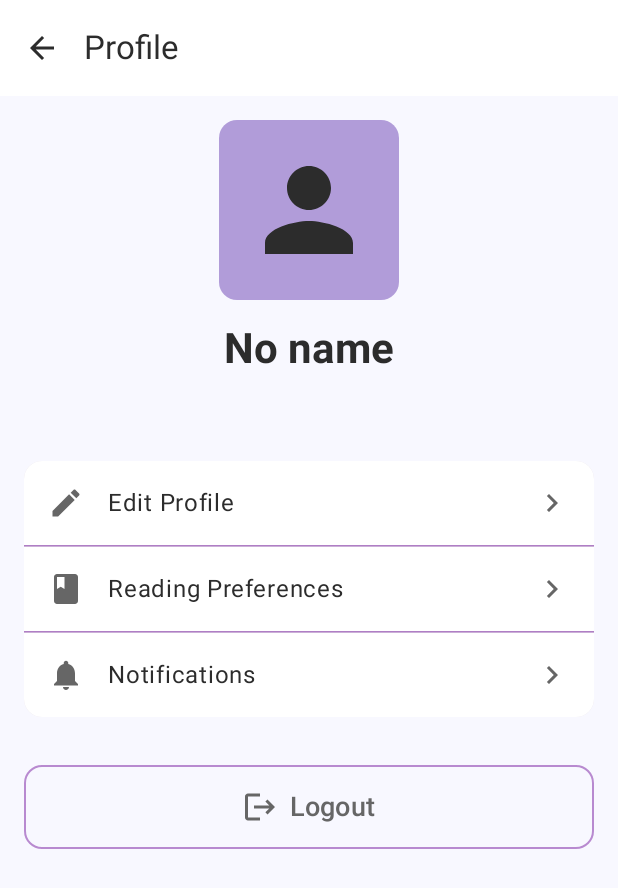
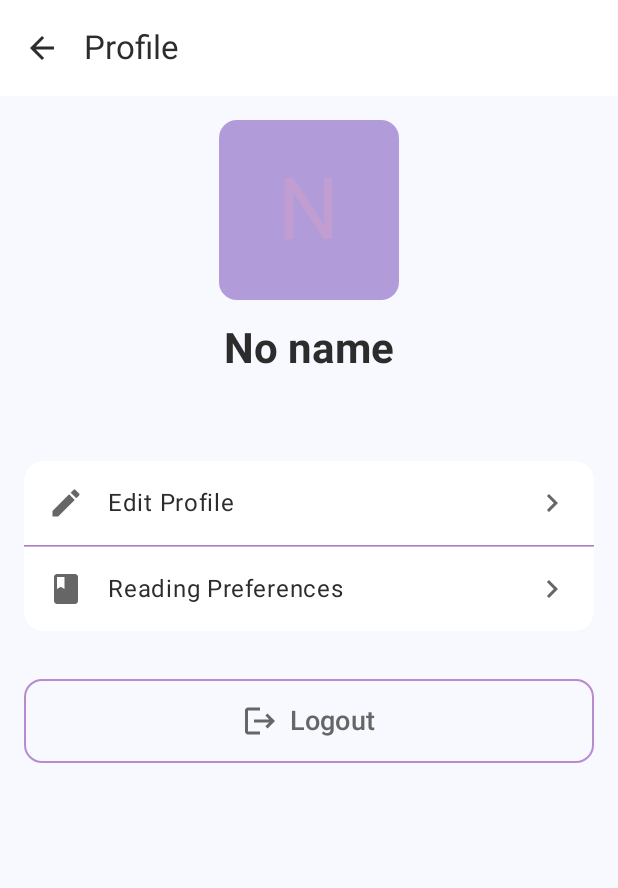
Before and after one commit to DefriDwamn/BookReflect, an Android app built with Jetpack Compose: the ProfileScreen screen opened through its navigation route, on a phone screen of 412 x 824 dp. Shown: the top 888 px of the screen. Run offline under Robolectric (Android 15) with nearby library versions, the phone set to English and light mode, and no system bars; our stand-ins replace Dagger/Hilt's generated code, Firebase (no records; nobody signed in at launch, a user with empty details on screens opened directly).

Commit message:
feat: animated color to profile icon (for fun)

```diff
--- a/app/src/main/java/com/defri/bookreflect/presentation/profile/ProfileScreen.kt
+++ b/app/src/main/java/com/defri/bookreflect/presentation/profile/ProfileScreen.kt
@@ -1,5 +1,9 @@
 package com.defri.bookreflect.presentation.profile
 
+import androidx.compose.animation.animateColorAsState
+import androidx.compose.animation.core.RepeatMode
+import androidx.compose.animation.core.infiniteRepeatable
+import androidx.compose.animation.core.tween
 import androidx.compose.foundation.clickable
 import androidx.compose.foundation.layout.*
 import androidx.compose.material.icons.Icons
@@ -10,10 +14,19 @@ import androidx.compose.material3.*
 import androidx.compose.runtime.*
 import androidx.compose.ui.Alignment
 import androidx.compose.ui.Modifier
+import androidx.compose.ui.graphics.Color
 import androidx.compose.ui.text.font.FontWeight
 import androidx.compose.ui.unit.dp
 import androidx.compose.ui.unit.sp
 import androidx.hilt.navigation.compose.hiltViewModel
+import kotlinx.coroutines.delay
+import kotlin.random.Random
+
+private val color = Color(
+    Random.nextFloat(),
+    Random.nextFloat(),
+    Random.nextFloat()
+)
 
 @OptIn(ExperimentalMaterial3Api::class)
 @Composable
@@ -101,14 +114,40 @@ fun ProfileScreen(
                     shape = MaterialTheme.shapes.medium,
                     color = MaterialTheme.colorScheme.primaryContainer
                 ) {
-                    Icon(
-                        imageVector = Icons.Default.Person,
-                        contentDescription = "Profile Picture",
-                        modifier = Modifier
-                            .size(80.dp)
-                            .padding(16.dp),
-                        tint = MaterialTheme.colorScheme.onPrimaryContainer
+                    val fisrtl = name.first().toString();
+                    val randomColor = remember { mutableStateOf(
+                        Color(Random.nextFloat(), Random.nextFloat(), Random.nextFloat()))
+                    }
+                    val animatedColor by animateColorAsState(
+                        randomColor.value,
+                        infiniteRepeatable(
+                            animation = tween(1000),
+                            repeatMode = RepeatMode.Reverse
+                        )
                     )
+                    LaunchedEffect(Unit) {
+                        while (true) {
+                            delay(1000)
+                            randomColor.value = Color(
+                                Random.nextFloat(),
+                                Random.nextFloat(),
+                                Random.nextFloat()
+                            )
+                        }
+                    }
+                    Box(
+                        contentAlignment = Alignment.Center,
+                        modifier = Modifier.fillMaxSize()
+                    ) {
+                        Text(
+                            text = fisrtl,
+                            style = MaterialTheme.typography.displayLarge,
+                            color = animatedColor,
+                            modifier = Modifier
+                                .size(120.dp)
+                                .wrapContentSize(Alignment.Center)
+                        )
+                    }
                 }
 
                 Spacer(modifier = Modifier.height(16.dp))
@@ -171,24 +210,6 @@ fun ProfileScreen(
                                 )
                             }
                         )
-
-                        HorizontalDivider()
-
-                        ListItem(
-                            headlineContent = { Text("Notifications") },
-                            leadingContent = {
-                                Icon(
-                                    imageVector = Icons.Default.Notifications,
-                                    contentDescription = "Notifications"
-                                )
-                            },
-                            trailingContent = {
-                                Icon(
-                                    imageVector = Icons.Default.ChevronRight,
-                                    contentDescription = "Navigate"
-                                )
-                            }
-                        )
                     }
                 }
 
```
